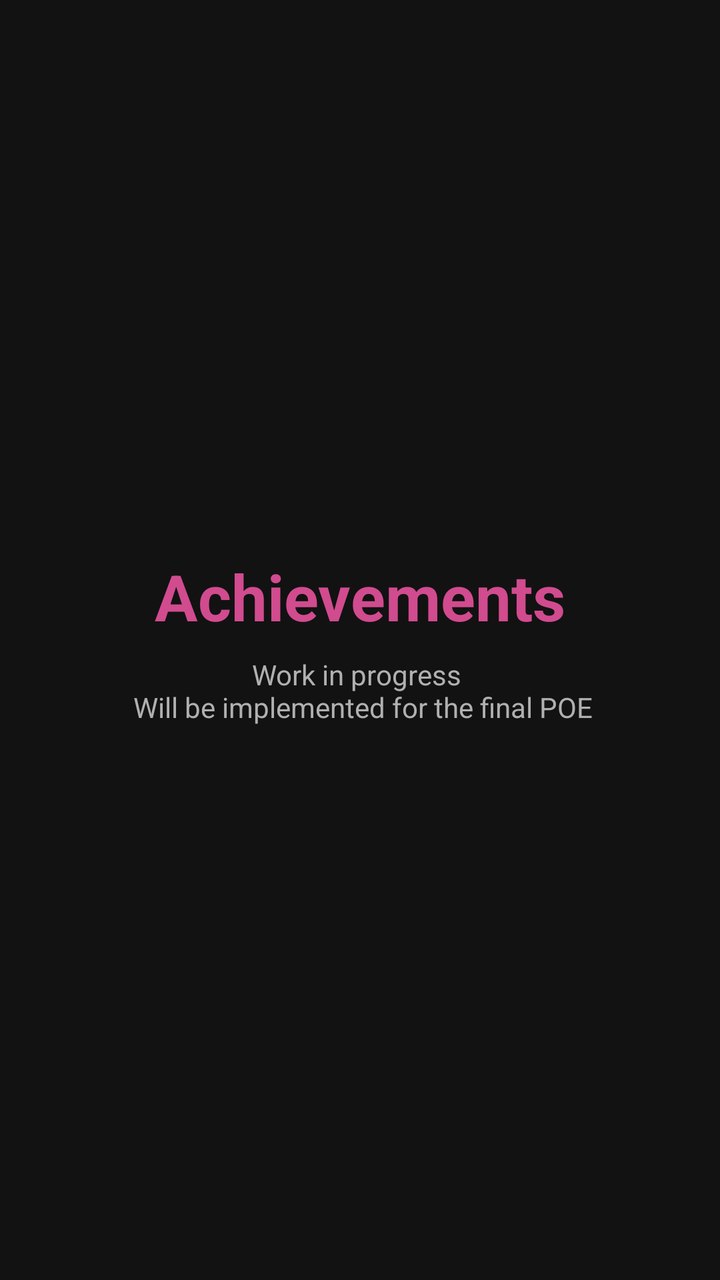
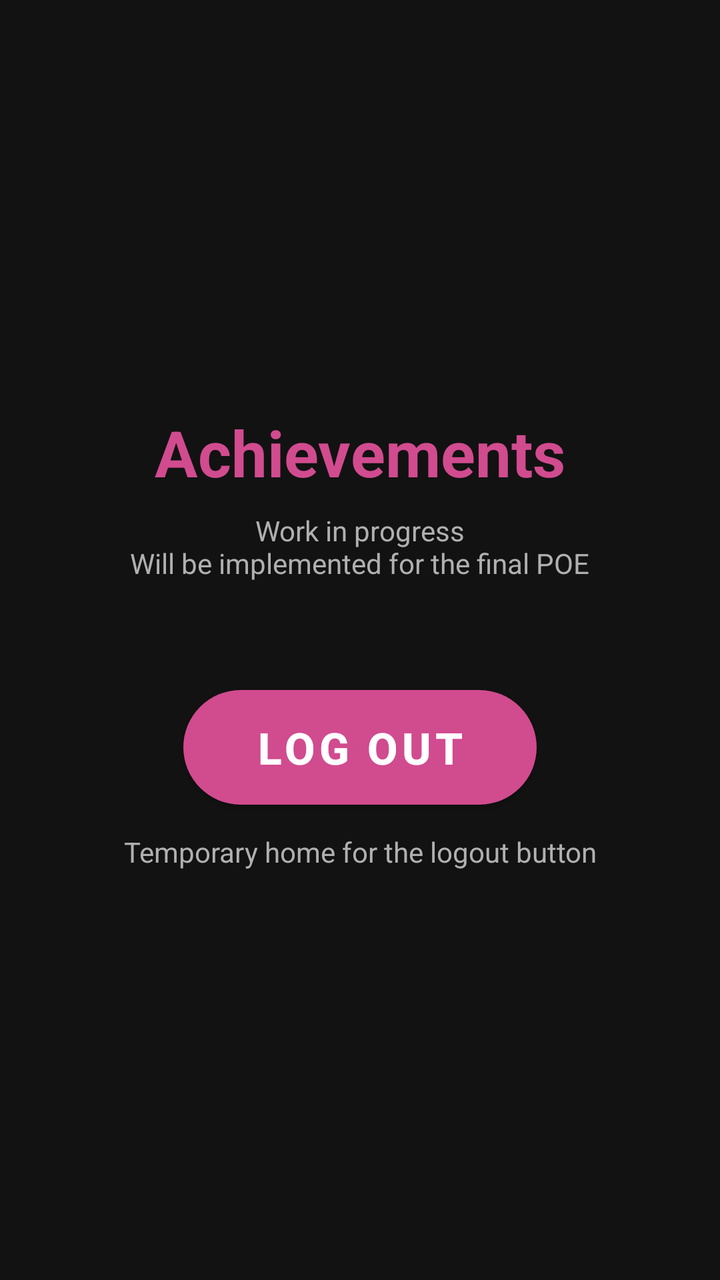

Two renders of the same Android screen: before a commit and after it. Below are the layout's source before the change and the commit's diff.
<!-- AndroidManifest.xml: application theme Theme.Tamatoa -->
<!-- res/layout/fragment_achievements.xml -->
<?xml version="1.0" encoding="utf-8"?>
<LinearLayout xmlns:android="http://schemas.android.com/apk/res/android"
    android:layout_width="match_parent"
    android:layout_height="match_parent"
    android:orientation="vertical"
    android:gravity="center"
    android:background="@color/bg_app">

    <TextView
        android:layout_width="wrap_content"
        android:layout_height="wrap_content"
        android:text="Achievements"
        android:textColor="@color/accent_achievements"
        android:textSize="32sp"
        android:textStyle="bold"/>

    <TextView
        android:layout_width="wrap_content"
        android:layout_height="wrap_content"
        android:text="Work in progress \n Will be implemented for the final POE"
        android:textColor="@color/text_secondary"
        android:textSize="14sp"
        android:layout_marginTop="8dp"
        android:layout_marginHorizontal="32dp"
        android:gravity="center"/>
</LinearLayout>
<!-- resources referenced by this layout -->
<resources>
  <color name="accent_achievements">#D14B8F</color>
  <color name="bg_app">#121212</color>
  <color name="text_secondary">#B0B0B0</color>
  <style name="Theme.Tamatoa" parent="Theme.MaterialComponents.DayNight.NoActionBar">
          <item name="colorPrimary">@color/accent_dashboard</item>
          <item name="colorOnPrimary">@color/text_primary</item>
          <item name="android:statusBarColor">@color/bg_app</item>
          <item name="android:windowBackground">@color/bg_app</item>
          <item name="android:windowLightStatusBar">false</item>
      </style>
  <color name="accent_dashboard">#F2A03D</color>
  <color name="text_primary">#FFFFFF</color>
</resources>

<!-- the commit's change to res/layout/fragment_achievements.xml (unified diff, before → after) -->
@@ -1,26 +1,62 @@
 <?xml version="1.0" encoding="utf-8"?>
-<LinearLayout xmlns:android="http://schemas.android.com/apk/res/android"
+<androidx.constraintlayout.widget.ConstraintLayout
+    xmlns:android="http://schemas.android.com/apk/res/android"
+    xmlns:app="http://schemas.android.com/apk/res-auto"
     android:layout_width="match_parent"
     android:layout_height="match_parent"
-    android:orientation="vertical"
-    android:gravity="center"
     android:background="@color/bg_app">
 
-    <TextView
+    <LinearLayout
         android:layout_width="wrap_content"
         android:layout_height="wrap_content"
-        android:text="Achievements"
-        android:textColor="@color/accent_achievements"
-        android:textSize="32sp"
-        android:textStyle="bold"/>
+        android:orientation="vertical"
+        android:gravity="center"
+        app:layout_constraintTop_toTopOf="parent"
+        app:layout_constraintBottom_toBottomOf="parent"
+        app:layout_constraintStart_toStartOf="parent"
+        app:layout_constraintEnd_toEndOf="parent">
 
-    <TextView
-        android:layout_width="wrap_content"
-        android:layout_height="wrap_content"
-        android:text="Work in progress \n Will be implemented for the final POE"
-        android:textColor="@color/text_secondary"
-        android:textSize="14sp"
-        android:layout_marginTop="8dp"
-        android:layout_marginHorizontal="32dp"
-        android:gravity="center"/>
-</LinearLayout>
+        <TextView
+            android:layout_width="wrap_content"
+            android:layout_height="wrap_content"
+            android:text="Achievements"
+            android:textColor="@color/accent_achievements"
+            android:textSize="32sp"
+            android:textStyle="bold"/>
+
+        <TextView
+            android:layout_width="wrap_content"
+            android:layout_height="wrap_content"
+            android:text="Work in progress\nWill be implemented for the final POE"
+            android:textColor="@color/text_secondary"
+            android:textSize="14sp"
+            android:layout_marginTop="8dp"
+            android:layout_marginHorizontal="32dp"
+            android:gravity="center"/>
+
+        <com.google.android.material.button.MaterialButton
+            android:id="@+id/logoutButton"
+            android:layout_width="wrap_content"
+            android:layout_height="wrap_content"
+            android:text="Log out"
+            android:textSize="22sp"
+            android:textStyle="bold"
+            android:textColor="@color/text_primary"
+            android:paddingHorizontal="36dp"
+            android:paddingVertical="14dp"
+            android:layout_marginTop="48dp"
+            app:backgroundTint="@color/accent_achievements"
+            app:cornerRadius="32dp"/>
+
+        <TextView
+            android:layout_width="wrap_content"
+            android:layout_height="wrap_content"
+            android:text="Temporary home for the logout button"
+            android:textColor="@color/text_secondary"
+            android:textSize="14sp"
+            android:layout_marginTop="8dp"
+            android:layout_marginHorizontal="32dp"
+            android:gravity="center"/>
+    </LinearLayout>
+
+</androidx.constraintlayout.widget.ConstraintLayout>
